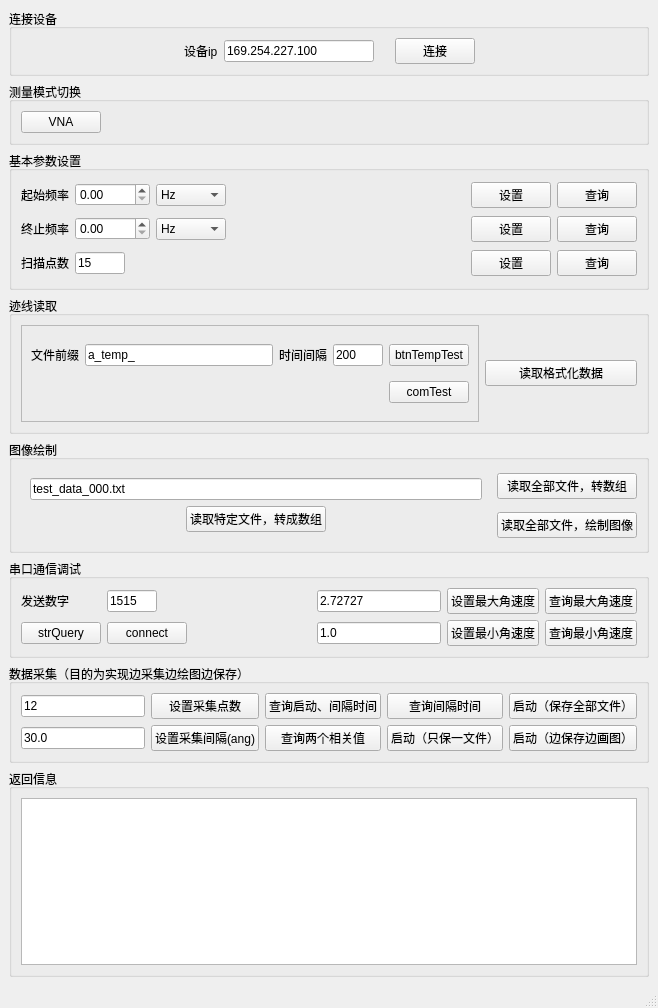
The window that mainwindow.ui (J4nnA/janna_51) describes before a commit, drawn with Qt 5.
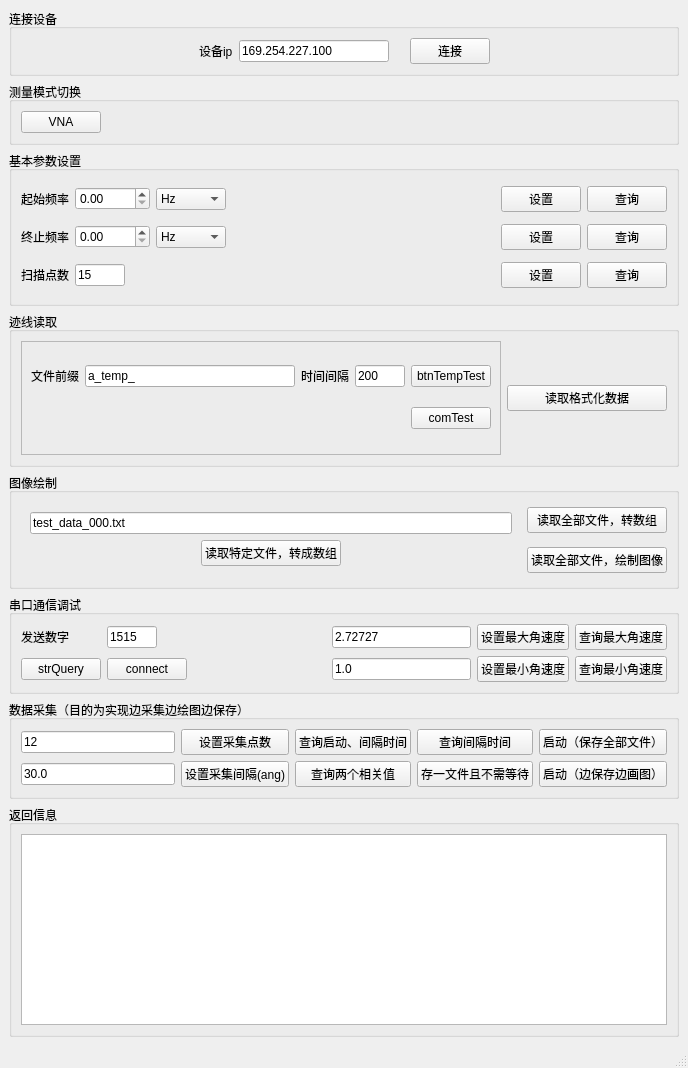
The same window after the commit.

```diff
--- a/mainwindow.ui
+++ b/mainwindow.ui
@@ -6,8 +6,8 @@
    <rect>
     <x>0</x>
     <y>0</y>
-    <width>658</width>
-    <height>1008</height>
+    <width>688</width>
+    <height>1068</height>
    </rect>
   </property>
   <property name="windowTitle">
@@ -716,7 +716,7 @@
        <item row="1" column="4">
         <widget class="QPushButton" name="pushButton_2">
          <property name="text">
-          <string>启动（只保一文件）</string>
+          <string>存一文件且不需等待</string>
          </property>
         </widget>
        </item>
```
Left out of the diff: 6 changed lines with no effect on the pictures.
